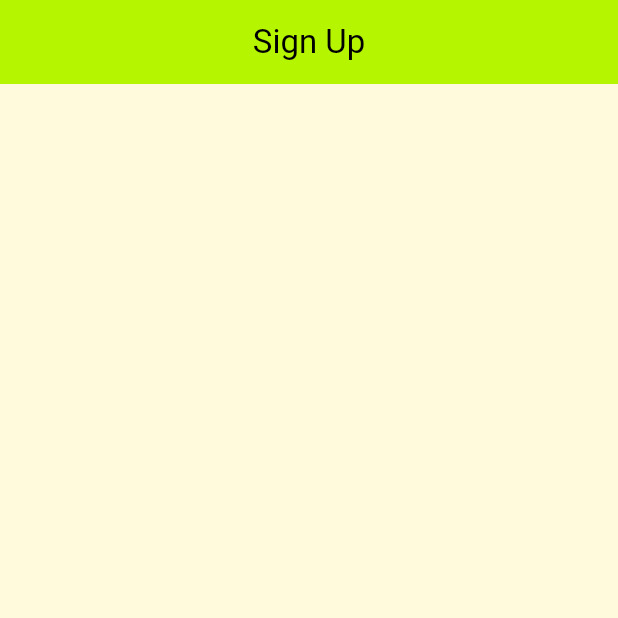
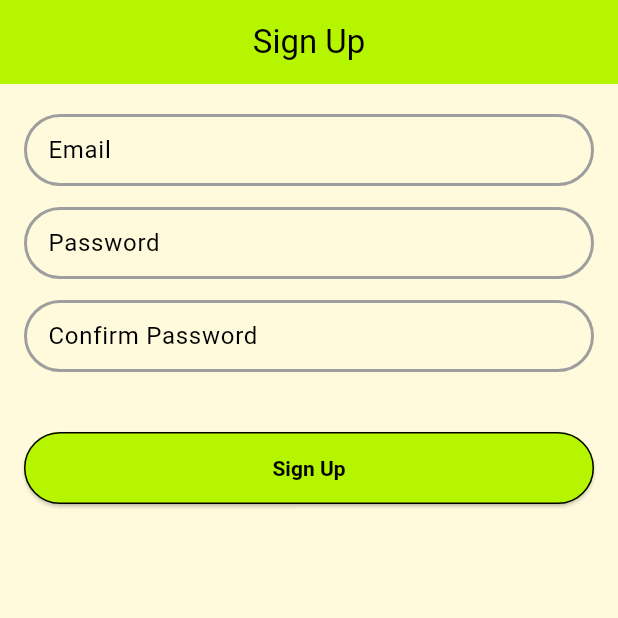
Before and after one commit to priyankprmr/flt_omi, a Flutter app: the screen it shows after launch, on a phone screen of 412 x 824 dp, the top half of it. Run offline on Flutter 3.47's test engine with Material 3 defaults, Android fonts, the phone set to English and light mode, and no system bars; our stand-ins replace flutter_riverpod.

Commit message:
- added button theme, text field theme

```diff
--- a/lib/core/theme/app_pallet.dart
+++ b/lib/core/theme/app_pallet.dart
@@ -1,4 +1,4 @@
-import 'dart:ui' show Color;
+import 'package:flutter/material.dart' show Color, Colors;
 
 class AppPallet {
   AppPallet._();
@@ -7,4 +7,7 @@ class AppPallet {
   static const primarySurface = Color(0xFFB6F500);
   static const secondarySurface = Color(0xFFA4DD00);
   static const accentSurface = Color(0xFF98CD00);
+
+  static const black = Colors.black;
+  static const white = Colors.white;
 }
--- a/lib/core/theme/app_theme.dart
+++ b/lib/core/theme/app_theme.dart
@@ -11,5 +11,25 @@ class AppTheme {
       secondary: AppPallet.secondarySurface,
       surface: AppPallet.primarySurface,
     ),
+    elevatedButtonTheme: ElevatedButtonThemeData(
+      style: ElevatedButton.styleFrom(
+        backgroundColor: AppPallet.primarySurface,
+        foregroundColor: AppPallet.black,
+        side: const BorderSide(color: AppPallet.black),
+        textStyle: const TextStyle(fontSize: 14.0, fontWeight: FontWeight.bold),
+        minimumSize: const Size.fromHeight(48.0),
+      ),
+    ),
+    inputDecorationTheme: InputDecorationThemeData(
+      contentPadding: const EdgeInsets.all(12.0),
+      border: OutlineInputBorder(
+        borderSide: const BorderSide(width: 2.0, color: Colors.grey),
+        borderRadius: BorderRadius.circular(30),
+      ),
+      enabledBorder: OutlineInputBorder(
+        borderSide: const BorderSide(width: 2.0, color: Colors.grey),
+        borderRadius: BorderRadius.circular(30),
+      ),
+    ),
   );
 }
--- a/lib/features/auth/presentation/screen/auth_screen.dart
+++ b/lib/features/auth/presentation/screen/auth_screen.dart
@@ -1,3 +1,4 @@
+import 'package:flt_omi/core/utils/padding.dart';
 import 'package:flt_omi/features/auth/presentation/widgets/signup_form.dart';
 import 'package:flutter/material.dart';
 import 'package:flutter_riverpod/flutter_riverpod.dart';
@@ -9,7 +10,17 @@ class AuthScreen extends ConsumerWidget {
   Widget build(BuildContext context, WidgetRef ref) {
     return Scaffold(
       appBar: AppBar(title: const Text('Sign Up'), centerTitle: true),
-      body: const SignupForm(),
+      body: SafeArea(
+        child: Column(
+          children: [
+            const SignupForm().padding(
+              const EdgeInsetsGeometry.symmetric(vertical: 20.0),
+            ),
+            const SizedBox(height: 20.0),
+            ElevatedButton(onPressed: () {}, child: const Text('Sign Up')),
+          ],
+        ).padding(const EdgeInsets.symmetric(horizontal: 16.0)),
+      ),
     );
   }
 }
--- a/lib/features/auth/presentation/widgets/signup_form.dart
+++ b/lib/features/auth/presentation/widgets/signup_form.dart
@@ -5,11 +5,20 @@ class SignupForm extends StatelessWidget {
 
   @override
   Widget build(BuildContext context) {
-    return Padding(
-      padding: const EdgeInsets.all(8.0),
-      child: Column(children: [
-
-      ],),
+    return Form(
+      child: Column(
+        children: [
+          TextFormField(decoration: const InputDecoration(hintText: 'Email')),
+          const SizedBox(height: 14.0),
+          TextFormField(
+            decoration: const InputDecoration(hintText: 'Password'),
+          ),
+          const SizedBox(height: 14.0),
+          TextFormField(
+            decoration: const InputDecoration(hintText: 'Confirm Password'),
+          ),
+        ],
+      ),
     );
   }
 }
```
